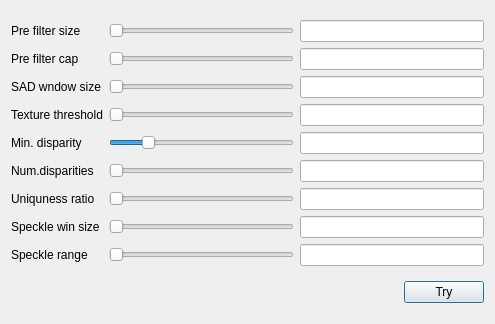
First picture: the form in adjustbmparam.ui, repository asergiu/camcalib, before the edit.
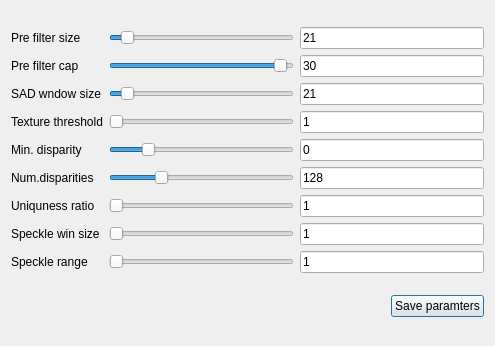
Second picture: the form after the edit.

The edit to the form file:
```diff
--- a/adjustbmparam.ui
+++ b/adjustbmparam.ui
@@ -7,7 +7,7 @@
     <x>0</x>
     <y>0</y>
     <width>495</width>
-    <height>324</height>
+    <height>346</height>
    </rect>
   </property>
   <property name="windowTitle">
@@ -31,13 +31,20 @@
        <property name="maximum">
         <number>255</number>
        </property>
+       <property name="value">
+        <number>21</number>
+       </property>
        <property name="orientation">
         <enum>Qt::Horizontal</enum>
        </property>
       </widget>
      </item>
      <item row="0" column="2">
-      <widget class="QLineEdit" name="pSz"/>
+      <widget class="QLineEdit" name="pSz">
+       <property name="text">
+        <string>21</string>
+       </property>
+      </widget>
      </item>
      <item row="1" column="0">
       <widget class="QLabel" name="label_2">
@@ -55,7 +62,7 @@
         <number>31</number>
        </property>
        <property name="value">
-        <number>1</number>
+        <number>30</number>
        </property>
        <property name="orientation">
         <enum>Qt::Horizontal</enum>
@@ -63,7 +70,11 @@
       </widget>
      </item>
      <item row="1" column="2">
-      <widget class="QLineEdit" name="pCap"/>
+      <widget class="QLineEdit" name="pCap">
+       <property name="text">
+        <string>30</string>
+       </property>
+      </widget>
      </item>
      <item row="2" column="0">
       <widget class="QLabel" name="label_3">
@@ -83,13 +94,20 @@
        <property name="singleStep">
         <number>2</number>
        </property>
+       <property name="value">
+        <number>21</number>
+       </property>
        <property name="orientation">
         <enum>Qt::Horizontal</enum>
        </property>
       </widget>
      </item>
      <item row="2" column="2">
-      <widget class="QLineEdit" name="sadSz"/>
+      <widget class="QLineEdit" name="sadSz">
+       <property name="text">
+        <string>21</string>
+       </property>
+      </widget>
      </item>
      <item row="3" column="0">
       <widget class="QLabel" name="label_4">
@@ -112,7 +130,11 @@
       </widget>
      </item>
      <item row="3" column="2">
-      <widget class="QLineEdit" name="textTh"/>
+      <widget class="QLineEdit" name="textTh">
+       <property name="text">
+        <string>1</string>
+       </property>
+      </widget>
      </item>
      <item row="4" column="0">
       <widget class="QLabel" name="label_5">
@@ -135,7 +157,11 @@
       </widget>
      </item>
      <item row="4" column="2">
-      <widget class="QLineEdit" name="minDisp_2"/>
+      <widget class="QLineEdit" name="minDisp_2">
+       <property name="text">
+        <string>0</string>
+       </property>
+      </widget>
      </item>
      <item row="5" column="0">
       <widget class="QLabel" name="label_6">
@@ -158,6 +184,9 @@
        <property name="pageStep">
         <number>16</number>
        </property>
+       <property name="value">
+        <number>6</number>
+       </property>
        <property name="orientation">
         <enum>Qt::Horizontal</enum>
        </property>
@@ -170,7 +199,11 @@
       </widget>
      </item>
      <item row="5" column="2">
-      <widget class="QLineEdit" name="numDisp_2"/>
+      <widget class="QLineEdit" name="numDisp_2">
+       <property name="text">
+        <string>128</string>
+       </property>
+      </widget>
      </item>
      <item row="6" column="0">
       <widget class="QLabel" name="label_7">
@@ -193,7 +226,11 @@
       </widget>
      </item>
      <item row="6" column="2">
-      <widget class="QLineEdit" name="uniqRatio"/>
+      <widget class="QLineEdit" name="uniqRatio">
+       <property name="text">
+        <string>1</string>
+       </property>
+      </widget>
      </item>
      <item row="7" column="0">
       <widget class="QLabel" name="label_8">
@@ -213,7 +250,11 @@
       </widget>
      </item>
      <item row="7" column="2">
-      <widget class="QLineEdit" name="spkSz"/>
+      <widget class="QLineEdit" name="spkSz">
+       <property name="text">
+        <string>1</string>
+       </property>
+      </widget>
      </item>
      <item row="8" column="0">
       <widget class="QLabel" name="label_9">
@@ -233,7 +274,11 @@
       </widget>
      </item>
      <item row="8" column="2">
-      <widget class="QLineEdit" name="spkRag"/>
+      <widget class="QLineEdit" name="spkRag">
+       <property name="text">
+        <string>1</string>
+       </property>
+      </widget>
      </item>
     </layout>
    </item>
@@ -255,7 +300,7 @@
      <item>
       <widget class="QPushButton" name="tryBtn">
        <property name="text">
-        <string>Try</string>
+        <string>Save paramters</string>
        </property>
       </widget>
      </item>
```
Left out of the diff: 97 changed lines with no effect on the pictures.
